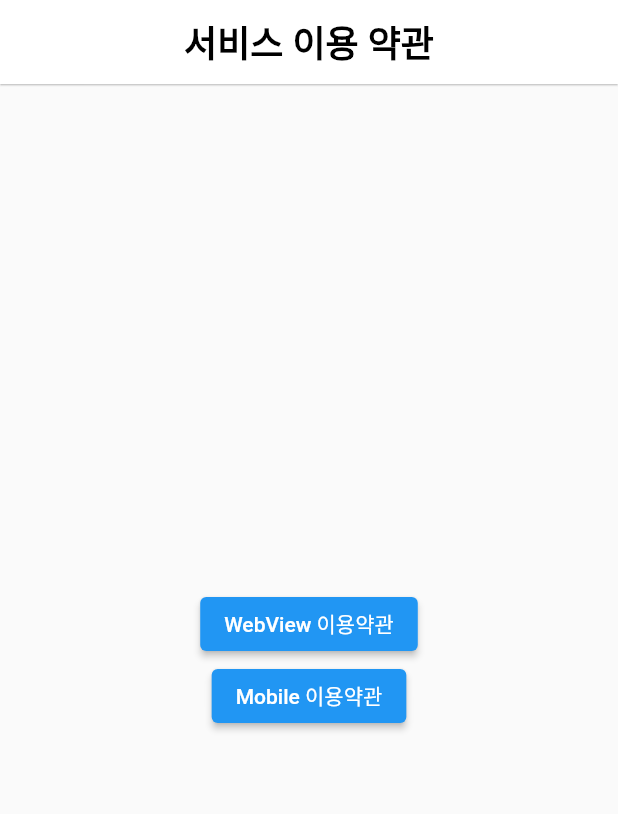
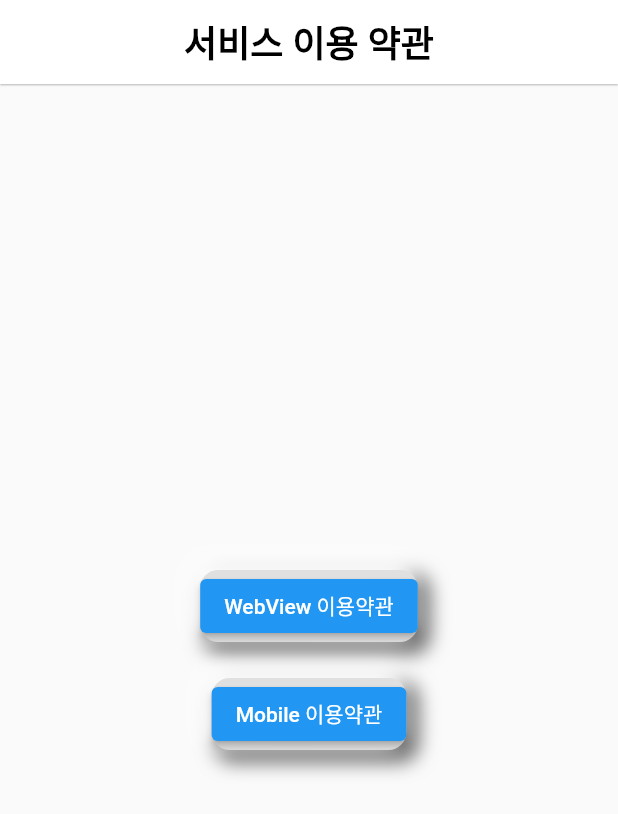
Before and after one commit to paxFortuna/UI-Terms-Sample, a Flutter app: the screen it shows after launch, on a phone screen of 412 x 824 dp. Shown: the top 814 px of the screen. Run offline on Flutter 3.47's test engine with Material 2 defaults, Android fonts, the phone set to English and light mode, and no system bars; our stand-ins replace webview_flutter.

Commit message:
feat: nuemorphysm button

```diff
--- a/lib/main.dart
+++ b/lib/main.dart
@@ -1,5 +1,5 @@
 import 'package:flutter/material.dart';
-import 'package:ui_terms_sample/src/routes.dart';
+import 'package:ui_terms_sample/routes.dart';
 
 void main() {
   runApp(const MyApp());
@@ -23,7 +23,7 @@ class MyApp extends StatelessWidget {
             fontSize: 15,
           ),
         ),
-        primarySwatch: Colors.blue,
+       // primarySwatch: Colors.blueGrey,
       ),
       home: const Routes(),
     );
--- /dev/null
+++ b/lib/routes.dart
@@ -0,0 +1,79 @@
+import 'package:flutter/material.dart';
+import 'package:ui_terms_sample/src/terms_of_service.dart';
+import 'package:ui_terms_sample/src/terms_of_service_webview.dart';
+
+class Routes extends StatelessWidget {
+  const Routes({Key? key}) : super(key: key);
+
+  @override
+  Widget build(BuildContext context) {
+    return Scaffold(
+      appBar: AppBar(
+        title: const Text(
+          '서비스 이용 약관',
+          style: TextStyle(
+            fontSize: 24,
+          ),
+        ),
+        centerTitle: true,
+      ),
+      body: Center(
+        child: Column(
+          mainAxisAlignment: MainAxisAlignment.center,
+          children: [
+            Container(
+            decoration: _boxDecoration(),
+          child: _button(
+            context,
+            const TermsOfService(),
+            'WebView 이용약관',
+              ),
+            ),
+            const SizedBox(height: 24),
+            Container(
+              decoration: _boxDecoration(),
+              child: _button(
+                context,
+                const TermsOfService(),
+                'Mobile 이용약관',
+              ),
+            ),
+          ],
+        ),
+      ),
+    );
+  }
+
+  BoxDecoration _boxDecoration() {
+    return BoxDecoration(
+      color: Colors.grey.shade300,
+      borderRadius: BorderRadius.circular(12),
+      boxShadow: [
+        BoxShadow(
+          spreadRadius: 3,
+          color: Colors.grey.shade700,
+          blurRadius: 10,
+          offset: const Offset(5, 5),
+        ),
+        const BoxShadow(
+          spreadRadius: 3,
+          color: Colors.white,
+          blurRadius: 12,
+          offset: Offset(-5, -5),
+        ),
+      ],
+    );
+  }
+
+  _button(BuildContext context, Widget widget, String text) {
+    return ElevatedButton(
+      onPressed: () {
+        Navigator.push(
+          context,
+          MaterialPageRoute(builder: (context) => widget),
+        );
+      },
+      child: Text(text),
+    );
+  }
+}
--- a/lib/src/routes.dart
+++ /dev/null
@@ -1,51 +0,0 @@
-import 'package:flutter/material.dart';
-import 'package:ui_terms_sample/src/terms_of_service.dart';
-import 'package:ui_terms_sample/src/terms_of_service_webview.dart';
-
-class Routes extends StatelessWidget {
-  const Routes({Key? key}) : super(key: key);
-
-  @override
-  Widget build(BuildContext context) {
-    return Scaffold(
-      appBar: AppBar(
-        title: const Text(
-          '서비스 이용 약관',
-          style: TextStyle(
-            fontSize: 24,
-          ),
-        ),
-        centerTitle: true,
-      ),
-      body: Center(
-        child: Column(
-          mainAxisAlignment: MainAxisAlignment.center,
-          children: [
-            ElevatedButton(
-              onPressed: () {
-                Navigator.push(
-                  context,
-                  MaterialPageRoute(
-                    builder: (context) => TermsOfServiceWithWebview(),
-                  ),
-                );
-              },
-              child: const Text('WebView 이용약관'),
-            ),
-            ElevatedButton(
-              onPressed: () {
-                Navigator.push(
-                  context,
-                  MaterialPageRoute(
-                    builder: (context) => const TermsOfService(),
-                  ),
-                );
-              },
-              child: const Text('Mobile 이용약관'),
-            ),
-          ],
-        ),
-      ),
-    );
-  }
-}
```
Also changed, not shown: lib/src/terms_of_service.dart (+7 -2 lines), lib/src/terms_of_service_webview.dart (+45 -8 lines).
